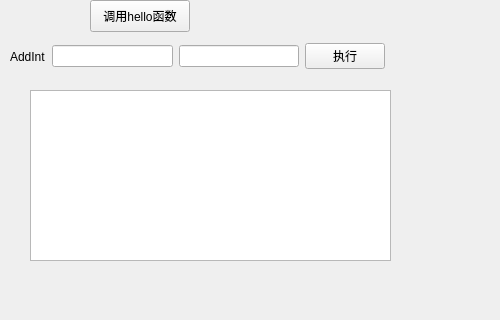
k0sf/Lang_Interaction, file QT-CALL-GOLANG/mainwindow.ui: the form before one commit; both pictures show x 0 to 500 and y 0 to 320 of the 800 by 600 pixel window.
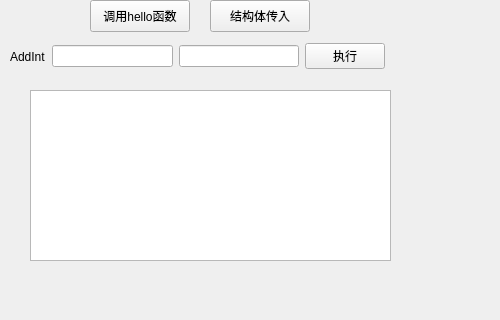
The form after the commit.

The edit to the form file:
```diff
--- a/QT-CALL-GOLANG/mainwindow.ui
+++ b/QT-CALL-GOLANG/mainwindow.ui
@@ -37,7 +37,7 @@
      <string>调用hello函数</string>
     </property>
    </widget>
-   <widget class="QWidget" name="">
+   <widget class="QWidget" name="layoutWidget">
     <property name="geometry">
      <rect>
       <x>10</x>
@@ -69,6 +69,19 @@
      </item>
     </layout>
    </widget>
+   <widget class="QPushButton" name="pushButton_set_struct">
+    <property name="geometry">
+     <rect>
+      <x>210</x>
+      <y>0</y>
+      <width>100</width>
+      <height>32</height>
+     </rect>
+    </property>
+    <property name="text">
+     <string>结构体传入</string>
+    </property>
+   </widget>
   </widget>
   <widget class="QMenuBar" name="menubar">
    <property name="geometry">
```
